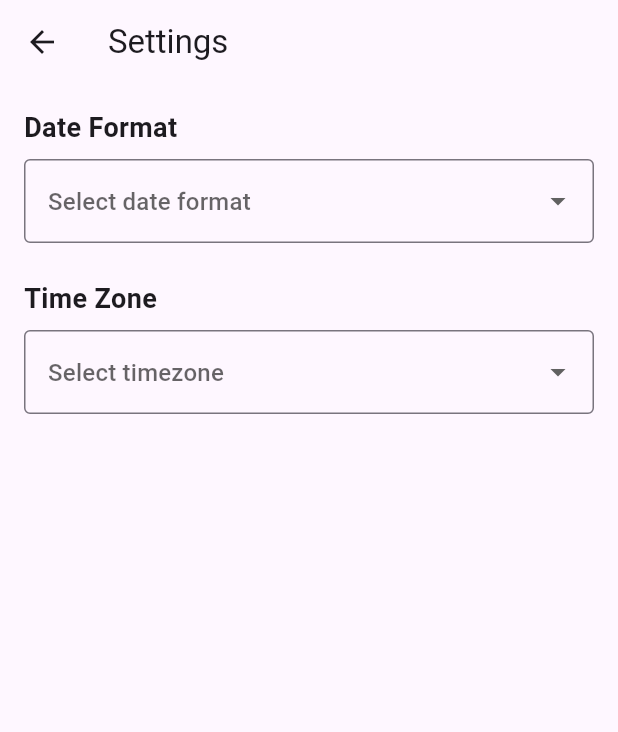
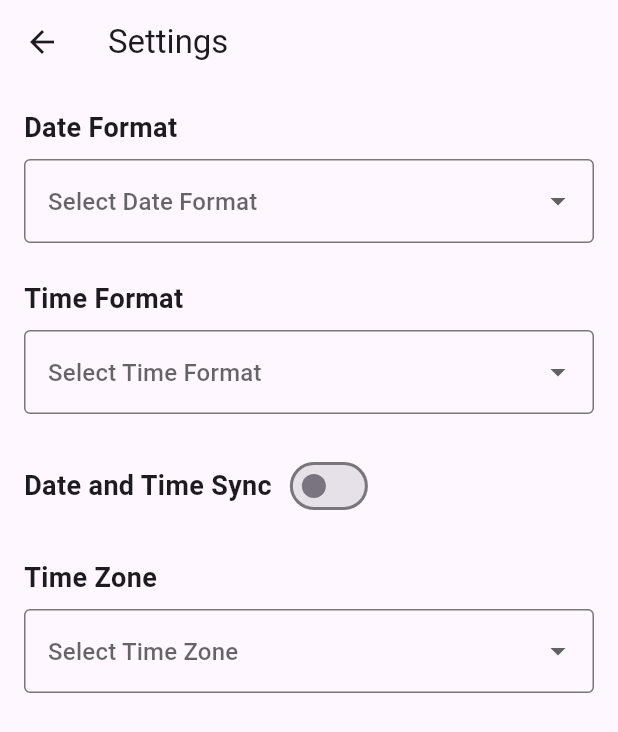
Before and after one commit to Dinethchathurya/Fix_Dates, a Flutter app: the screen it shows after launch, on a phone screen of 412 x 824 dp. Shown: the top 732 px of the screen. Run offline on Flutter 3.47's test engine with Material 3 defaults, Android fonts, the light colour scheme and no system bars.

Commit message:
Time format & Date & Time Sync
I added time format and date and time sync features to the settings page.

```diff
--- a/fix_dates_app/lib/Screens/Settings/Settings.dart
+++ b/fix_dates_app/lib/Screens/Settings/Settings.dart
@@ -5,6 +5,7 @@ class Settings extends StatelessWidget {
 
   @override
   Widget build(BuildContext context) {
+    bool isSyncEnabled = false; // Initialize with default value
     return Scaffold(
         appBar: AppBar(
         title: Text('Settings'),
@@ -24,7 +25,37 @@ class Settings extends StatelessWidget {
     SizedBox(height: 8),
     _buildDateFormatDropdown(),
     SizedBox(height: 24),
-    Text(
+      Text(
+        'Time Format',
+        style: TextStyle(
+          fontWeight: FontWeight.bold,
+          fontSize: 18,
+        ),
+      ),
+      SizedBox(height: 8),
+      _buildTimeFormatDropdown(),
+      SizedBox(height: 24),
+      Row(
+        children: [
+          Text(
+            'Date and Time Sync',
+            style: TextStyle(
+              fontWeight: FontWeight.bold,
+              fontSize: 18,
+            ),
+          ),
+          SizedBox(width: 8),
+          Switch(
+            value: isSyncEnabled,
+            onChanged: (value) {
+              // Handle synchronization toggle
+              isSyncEnabled = value;
+            },
+          ),
+        ],
+      ),
+      SizedBox(height: 24),
+      Text(
     'Time Zone',
     style: TextStyle(
     fontWeight: FontWeight.bold,
@@ -55,10 +86,31 @@ class Settings extends StatelessWidget {
       },
       decoration: InputDecoration(
         border: OutlineInputBorder(),
-        hintText: 'Select date format',
+        hintText: 'Select Date Format',
       ),
     );
   }
+  Widget _buildTimeFormatDropdown() {
+    // Replace the list of time formats with your own options
+    List<String> timeFormats = ['12-hour', '24-hour'];
+
+    return DropdownButtonFormField<String>(
+      items: timeFormats.map((String format) {
+        return DropdownMenuItem<String>(
+          value: format,
+          child: Text(format),
+        );
+      }).toList(),
+      onChanged: (String? value) {
+        // Handle time format change
+      },
+      decoration: InputDecoration(
+        border: OutlineInputBorder(),
+        hintText: 'Select Time Format',
+      ),
+    );
+  }
+
   Widget _buildTimezoneDropdown() {
     // Replace the list of timezones with your own options
     List<String> timezones = [
@@ -81,7 +133,7 @@ class Settings extends StatelessWidget {
       },
       decoration: InputDecoration(
         border: OutlineInputBorder(),
-        hintText: 'Select timezone',
+        hintText: 'Select Time Zone',
       ),
     );
   }
```
